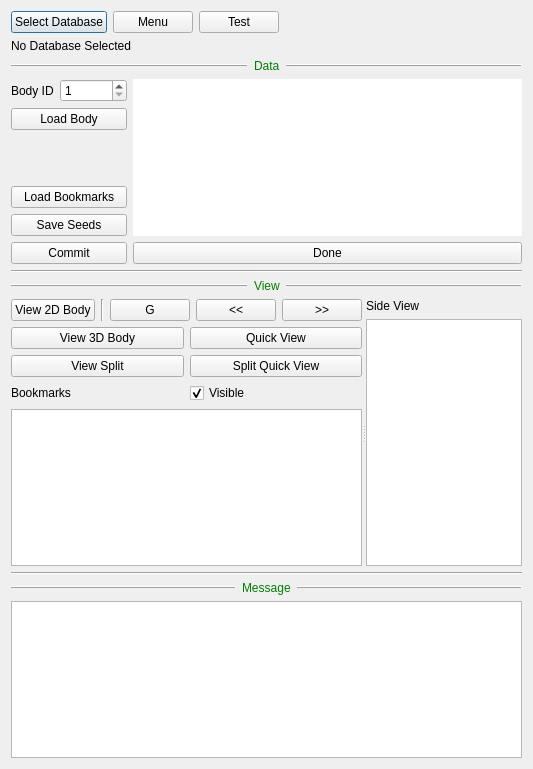
Above: neurolabi/gui/flyembodysplitprojectdialog.ui from janelia-flyem/NeuTu before the change. Below: the same form after it.
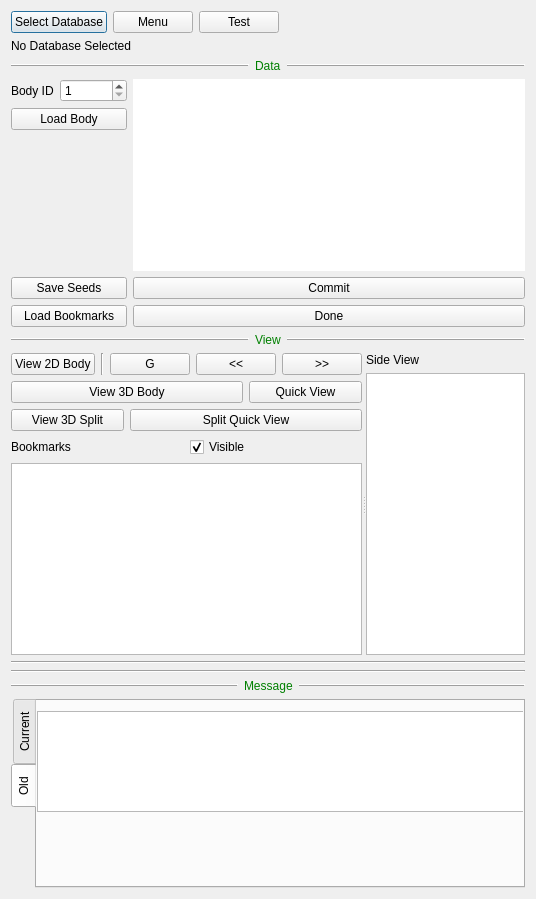
That is the form after the change. The open tabs and pages were chosen to show the change.

```diff
--- a/neurolabi/gui/flyembodysplitprojectdialog.ui
+++ b/neurolabi/gui/flyembodysplitprojectdialog.ui
@@ -6,8 +6,8 @@
    <rect>
     <x>0</x>
     <y>0</y>
-    <width>533</width>
-    <height>769</height>
+    <width>536</width>
+    <height>899</height>
    </rect>
   </property>
   <property name="sizePolicy">
@@ -19,9 +19,7 @@
   <property name="windowTitle">
    <string>Body Split</string>
   </property>
-  <layout class="QVBoxLayout" name="verticalLayout_11">
-   <item>
-    <layout class="QVBoxLayout" name="verticalLayout_10">
+  <layout class="QVBoxLayout" name="verticalLayout_5">
      <item>
       <layout class="QHBoxLayout" name="horizontalLayout">
        <item>
@@ -68,8 +66,6 @@
       </widget>
      </item>
      <item>
-      <layout class="QVBoxLayout" name="verticalLayout_5">
-       <item>
         <layout class="QHBoxLayout" name="horizontalLayout_3">
          <item>
           <widget class="Line" name="line_4">
@@ -160,13 +156,6 @@
              </property>
             </spacer>
            </item>
-           <item>
-            <widget class="QPushButton" name="loadBookmarkButton">
-             <property name="text">
-              <string>Load Bookmarks</string>
-             </property>
-            </widget>
-           </item>
            <item>
             <widget class="QPushButton" name="saveSeedPushButton">
              <property name="text">
@@ -175,9 +164,9 @@
             </widget>
            </item>
            <item>
-            <widget class="QPushButton" name="commitPushButton">
+        <widget class="QPushButton" name="loadBookmarkButton">
              <property name="text">
-              <string>Commit</string>
+          <string>Load Bookmarks</string>
              </property>
             </widget>
            </item>
@@ -187,6 +176,12 @@
           <layout class="QVBoxLayout" name="verticalLayout_4">
            <item>
             <widget class="QTextEdit" name="infoWidget">
+         <property name="sizePolicy">
+          <sizepolicy hsizetype="Expanding" vsizetype="Maximum">
+           <horstretch>0</horstretch>
+           <verstretch>0</verstretch>
+          </sizepolicy>
+         </property>
              <property name="frameShape">
               <enum>QFrame::NoFrame</enum>
              </property>
@@ -204,6 +199,13 @@
              </property>
             </widget>
            </item>
+       <item>
+        <widget class="QPushButton" name="commitPushButton">
+         <property name="text">
+          <string>Commit</string>
+         </property>
+        </widget>
+       </item>
            <item>
             <widget class="QPushButton" name="donePushButton">
              <property name="text">
@@ -215,17 +217,6 @@
          </item>
         </layout>
        </item>
-      </layout>
-     </item>
-     <item>
-      <widget class="Line" name="line_8">
-       <property name="orientation">
-        <enum>Qt::Horizontal</enum>
-       </property>
-      </widget>
-     </item>
-     <item>
-      <layout class="QVBoxLayout" name="verticalLayout_8">
        <item>
         <layout class="QHBoxLayout" name="horizontalLayout_4">
          <item>
@@ -277,9 +268,7 @@
          <property name="orientation">
           <enum>Qt::Horizontal</enum>
          </property>
-         <widget class="QWidget" name="layoutWidget">
-          <layout class="QVBoxLayout" name="verticalLayout_7">
-           <item>
+     <widget class="QWidget" name="">
             <layout class="QVBoxLayout" name="verticalLayout">
              <item>
               <layout class="QHBoxLayout" name="horizontalLayout_7">
@@ -337,38 +326,45 @@
               </layout>
              </item>
              <item>
-              <layout class="QHBoxLayout" name="horizontalLayout_8">
-               <item>
+        <layout class="QGridLayout" name="gridLayout">
+         <property name="topMargin">
+          <number>0</number>
+         </property>
+         <property name="bottomMargin">
+          <number>0</number>
+         </property>
+         <property name="horizontalSpacing">
+          <number>-1</number>
+         </property>
+         <item row="0" column="0" colspan="2">
                 <widget class="QPushButton" name="view3dBodyPushButton">
                  <property name="text">
                   <string>View 3D Body</string>
                  </property>
                 </widget>
                </item>
-               <item>
+         <item row="0" column="2">
                 <widget class="QPushButton" name="quickViewPushButton">
                  <property name="text">
                   <string>Quick View</string>
                  </property>
                 </widget>
                </item>
-              </layout>
-             </item>
-            </layout>
-           </item>
-           <item>
-            <layout class="QVBoxLayout" name="verticalLayout_6">
-             <item>
-              <layout class="QHBoxLayout" name="horizontalLayout_9">
-               <item>
+         <item row="1" column="0">
                 <widget class="QPushButton" name="viewSplitPushButton">
                  <property name="text">
-                  <string>View Split</string>
+            <string>View 3D Split</string>
                  </property>
                 </widget>
                </item>
-               <item>
+         <item row="1" column="1" colspan="2">
                 <widget class="QPushButton" name="viewResultQuickPushButton">
+           <property name="sizePolicy">
+            <sizepolicy hsizetype="Minimum" vsizetype="Fixed">
+             <horstretch>0</horstretch>
+             <verstretch>0</verstretch>
+            </sizepolicy>
+           </property>
                  <property name="text">
                   <string>Split Quick View</string>
                  </property>
@@ -398,13 +394,18 @@
               </layout>
              </item>
              <item>
-              <widget class="QTableView" name="bookmarkView"/>
-             </item>
-            </layout>
-           </item>
-          </layout>
-         </widget>
-         <widget class="QWidget" name="layoutWidget">
+        <widget class="QTableView" name="bookmarkView">
+         <property name="sizePolicy">
+          <sizepolicy hsizetype="Expanding" vsizetype="Expanding">
+           <horstretch>0</horstretch>
+           <verstretch>0</verstretch>
+          </sizepolicy>
+         </property>
+        </widget>
+       </item>
+      </layout>
+     </widget>
+     <widget class="QWidget" name="">
           <layout class="QVBoxLayout" name="verticalLayout_3">
            <item>
             <widget class="QLabel" name="sideViewLabel">
@@ -420,7 +421,12 @@
          </widget>
         </widget>
        </item>
-      </layout>
+   <item>
+    <widget class="Line" name="line_8">
+     <property name="orientation">
+      <enum>Qt::Horizontal</enum>
+     </property>
+    </widget>
      </item>
      <item>
       <widget class="Line" name="line_9">
@@ -430,8 +436,6 @@
       </widget>
      </item>
      <item>
-      <layout class="QVBoxLayout" name="verticalLayout_9">
-       <item>
         <layout class="QHBoxLayout" name="horizontalLayout_21">
          <item>
           <widget class="Line" name="line_6">
@@ -475,9 +479,34 @@
         </layout>
        </item>
        <item>
+    <widget class="QTabWidget" name="messageTabWidget">
+     <property name="sizePolicy">
+      <sizepolicy hsizetype="Expanding" vsizetype="MinimumExpanding">
+       <horstretch>0</horstretch>
+       <verstretch>0</verstretch>
+      </sizepolicy>
+     </property>
+     <property name="tabPosition">
+      <enum>QTabWidget::West</enum>
+     </property>
+     <property name="currentIndex">
+      <number>0</number>
+     </property>
+     <widget class="QWidget" name="tab">
+      <attribute name="title">
+       <string>Current</string>
+      </attribute>
         <widget class="QTextEdit" name="outputWidget">
+       <property name="geometry">
+        <rect>
+         <x>0</x>
+         <y>10</y>
+         <width>501</width>
+         <height>101</height>
+        </rect>
+       </property>
          <property name="sizePolicy">
-          <sizepolicy hsizetype="Preferred" vsizetype="Maximum">
+        <sizepolicy hsizetype="Preferred" vsizetype="Preferred">
            <horstretch>0</horstretch>
            <verstretch>0</verstretch>
           </sizepolicy>
@@ -493,10 +522,39 @@
 &lt;p style=&quot;-qt-paragraph-type:empty; margin-top:0px; margin-bottom:0px; margin-left:0px; margin-right:0px; -qt-block-indent:0; text-indent:0px;&quot;&gt;&lt;br /&gt;&lt;/p&gt;&lt;/body&gt;&lt;/html&gt;</string>
          </property>
         </widget>
-       </item>
-      </layout>
-     </item>
-    </layout>
+     </widget>
+     <widget class="QWidget" name="tab_2">
+      <attribute name="title">
+       <string>Old</string>
+      </attribute>
+      <widget class="QTextEdit" name="oldOutputWidget">
+       <property name="geometry">
+        <rect>
+         <x>0</x>
+         <y>10</y>
+         <width>501</width>
+         <height>101</height>
+        </rect>
+       </property>
+       <property name="sizePolicy">
+        <sizepolicy hsizetype="Preferred" vsizetype="Preferred">
+         <horstretch>0</horstretch>
+         <verstretch>0</verstretch>
+        </sizepolicy>
+       </property>
+       <property name="readOnly">
+        <bool>true</bool>
+       </property>
+       <property name="html">
+        <string>&lt;!DOCTYPE HTML PUBLIC &quot;-//W3C//DTD HTML 4.0//EN&quot; &quot;http://www.w3.org/TR/REC-html40/strict.dtd&quot;&gt;
+&lt;html&gt;&lt;head&gt;&lt;meta name=&quot;qrichtext&quot; content=&quot;1&quot; /&gt;&lt;style type=&quot;text/css&quot;&gt;
+p, li { white-space: pre-wrap; }
+&lt;/style&gt;&lt;/head&gt;&lt;body style=&quot; font-family:'Lucida Grande'; font-size:13pt; font-weight:400; font-style:normal;&quot;&gt;
+&lt;p style=&quot;-qt-paragraph-type:empty; margin-top:0px; margin-bottom:0px; margin-left:0px; margin-right:0px; -qt-block-indent:0; text-indent:0px;&quot;&gt;&lt;br /&gt;&lt;/p&gt;&lt;/body&gt;&lt;/html&gt;</string>
+       </property>
+      </widget>
+     </widget>
+    </widget>
    </item>
   </layout>
  </widget>
```
Lines whose indentation alone changed are shown as unchanged.
